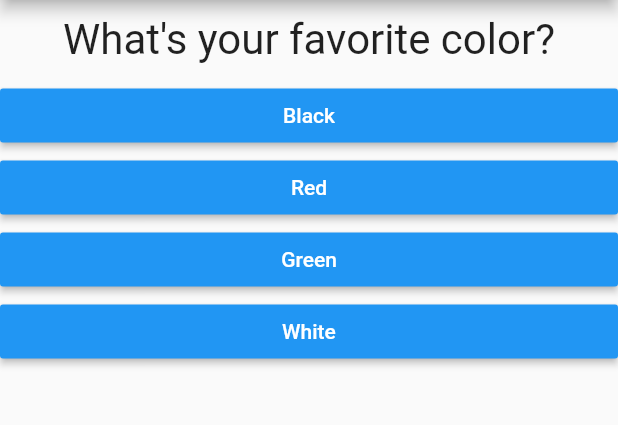
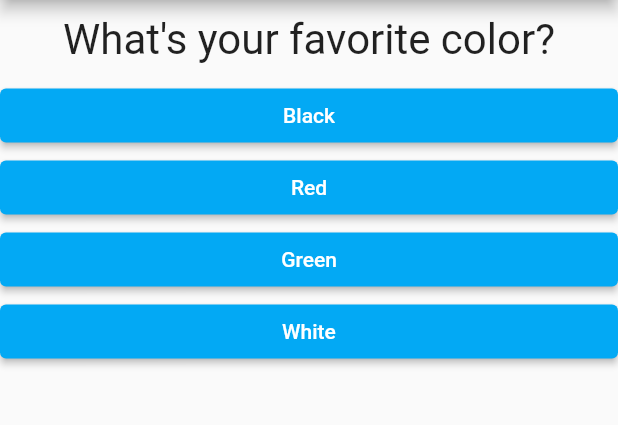
Before and after one commit to SheriffSoco/first_app, a Flutter app: the screen it shows after launch, on a phone screen of 412 x 824 dp, the part 84-509 px from its top. Run offline on Flutter 3.47's test engine with Material 2 defaults, Android fonts, the phone set to English and light mode, and no system bars.

Commit message:
Update deprecated buttons

```diff
--- a/lib/answer.dart
+++ b/lib/answer.dart
@@ -10,9 +10,11 @@ class Answer extends StatelessWidget {
   Widget build(BuildContext context) {
     return Container(
       width: double.infinity,
-      child: RaisedButton(
-        color: Colors.blue,
-        textColor: Colors.white,
+      child: ElevatedButton(
+        style: ElevatedButton.styleFrom(
+          primary: Colors.lightBlue,
+          onPrimary: Colors.white,
+        ),
         child: Text(text),
         onPressed: selectHandler,
       ),
--- a/lib/result.dart
+++ b/lib/result.dart
@@ -28,9 +28,9 @@ class Result extends StatelessWidget {
             style: TextStyle(fontSize: 36, fontWeight: FontWeight.bold),
             textAlign: TextAlign.center,
           ),
-          FlatButton(
+          TextButton(
+            style: TextButton.styleFrom(primary: Colors.green),
             child: Text('Restart Quiz!'),
-            textColor: Colors.blue,
             onPressed: resetHandler,
           ),
         ],
```
